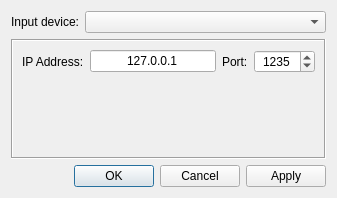
First picture: the form in gui/setupdialog.ui, repository KejPi/AbracaDABra, before the edit.
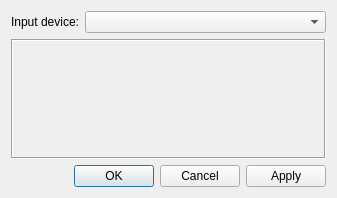
Second picture: the form after the edit.

Commit message: First somehow working but rather stupid implementatiuon of Airspy device - this is mainly backup commit

Diff of the .ui file:
```diff
--- a/gui/setupdialog.ui
+++ b/gui/setupdialog.ui
@@ -37,7 +37,7 @@
       <enum>QFrame::Sunken</enum>
      </property>
      <property name="currentIndex">
-      <number>3</number>
+      <number>5</number>
      </property>
      <widget class="QWidget" name="noDevicePage"/>
      <widget class="QWidget" name="rtlsdrPage">
@@ -229,6 +229,7 @@
        </item>
       </layout>
      </widget>
+     <widget class="QWidget" name="airspyPage"/>
     </widget>
    </item>
    <item>
```
The commit also changes 8 other files.
